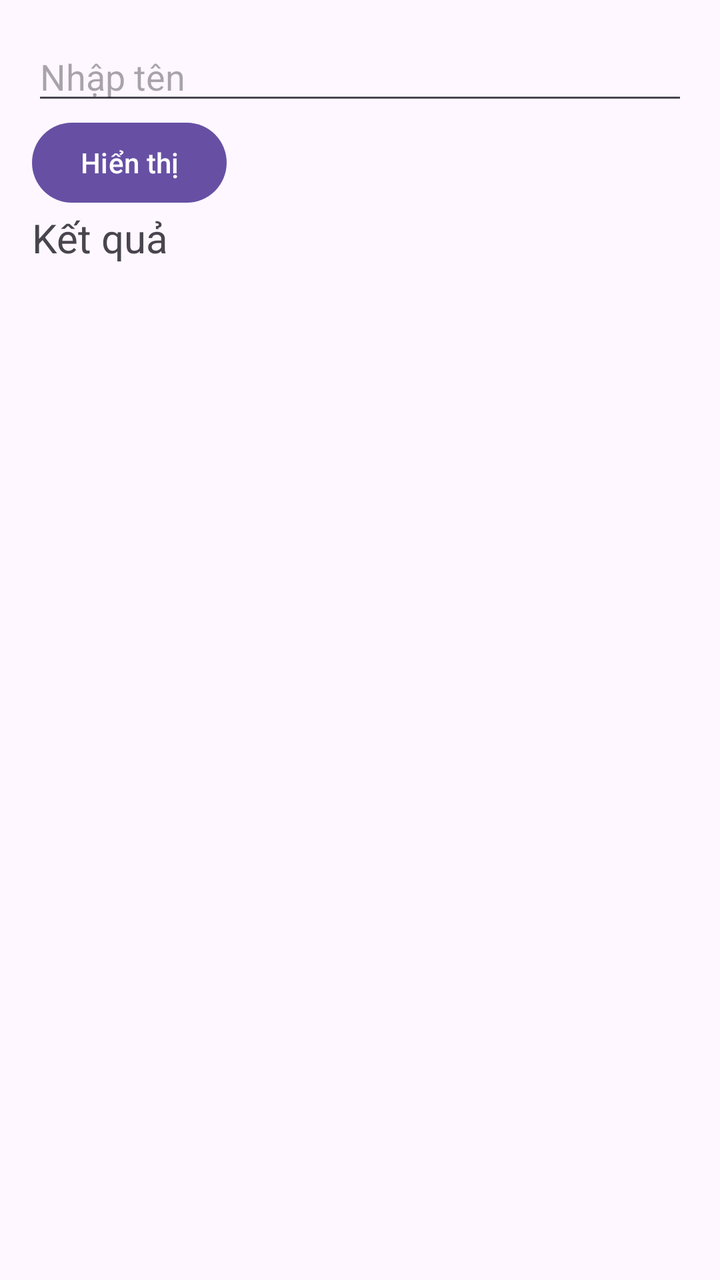
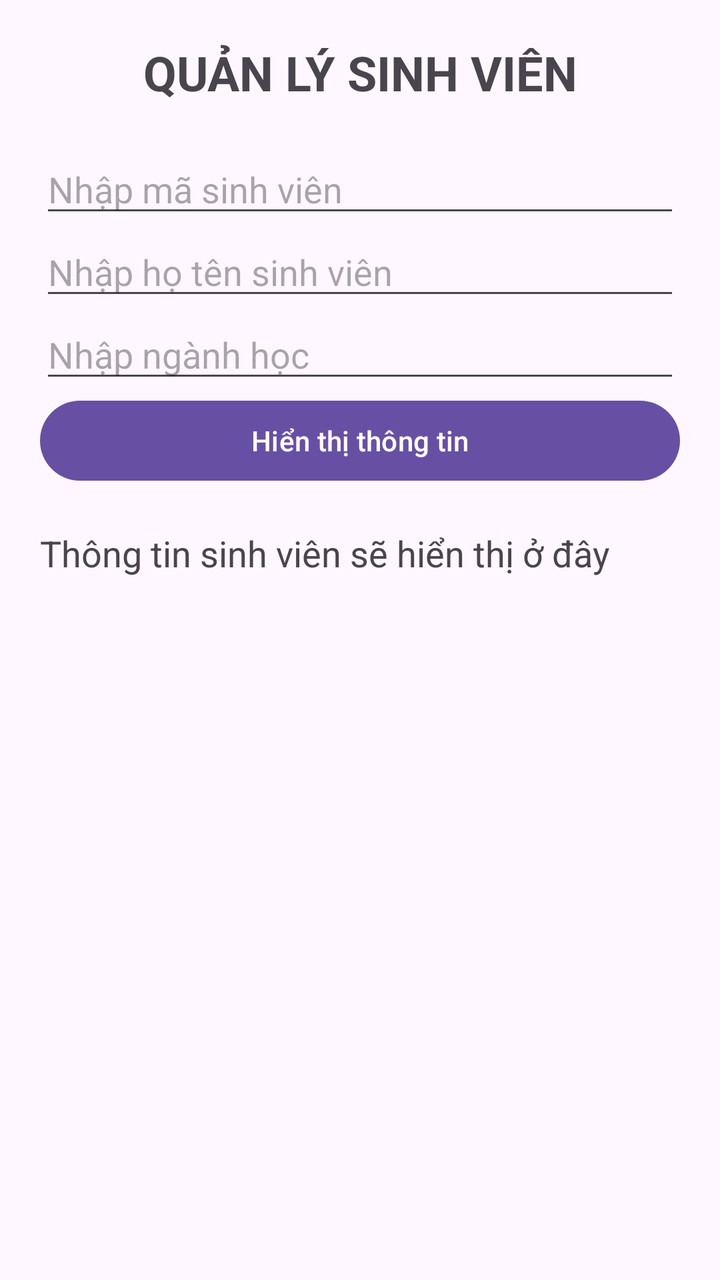

Screens rendered from an Android XML layout before and after an edit, with the pre-edit source and the edit as a unified diff.
<!-- AndroidManifest.xml: application theme Theme.MyApplication -->
<!-- res/layout/activity_main.xml -->
<?xml version="1.0" encoding="utf-8"?>
<LinearLayout
        xmlns:android="http://schemas.android.com/apk/res/android"
        android:layout_width="match_parent"
        android:layout_height="match_parent"
        android:orientation="vertical"
        android:padding="16dp">

    <EditText
            android:id="@+id/edtTen"
            android:layout_width="match_parent"
            android:layout_height="wrap_content"
            android:hint="Nhập tên" />

    <Button
            android:id="@+id/btnHienThi"
            android:layout_width="wrap_content"
            android:layout_height="wrap_content"
            android:text="Hiển thị" />

    <TextView
            android:id="@+id/txtKetQua"
            android:layout_width="match_parent"
            android:layout_height="wrap_content"
            android:text="Kết quả"
            android:textSize="20sp" />

</LinearLayout>
<!-- resources referenced by this layout -->
<resources>
  <style name="Theme.MyApplication" parent="Base.Theme.MyApplication" />
  <style name="Base.Theme.MyApplication" parent="Theme.Material3.DayNight.NoActionBar">
          
          
      </style>
</resources>

<!-- the commit's change to res/layout/activity_main.xml (unified diff, before → after) -->
@@ -4,25 +4,50 @@
         android:layout_width="match_parent"
         android:layout_height="match_parent"
         android:orientation="vertical"
-        android:padding="16dp">
+        android:padding="20dp">
+
+    <TextView
+            android:layout_width="match_parent"
+            android:layout_height="wrap_content"
+            android:text="QUẢN LÝ SINH VIÊN"
+            android:textSize="24sp"
+            android:textStyle="bold"
+            android:gravity="center"
+            android:layout_marginBottom="20dp" />
+
+    <EditText
+            android:id="@+id/edtMaSV"
+            android:layout_width="match_parent"
+            android:layout_height="wrap_content"
+            android:hint="Nhập mã sinh viên"
+            android:inputType="text" />
 
     <EditText
             android:id="@+id/edtTen"
             android:layout_width="match_parent"
             android:layout_height="wrap_content"
-            android:hint="Nhập tên" />
+            android:hint="Nhập họ tên sinh viên"
+            android:inputType="textCapWords" />
+
+    <EditText
+            android:id="@+id/edtNganh"
+            android:layout_width="match_parent"
+            android:layout_height="wrap_content"
+            android:hint="Nhập ngành học"
+            android:inputType="textCapWords" />
 
     <Button
             android:id="@+id/btnHienThi"
-            android:layout_width="wrap_content"
+            android:layout_width="match_parent"
             android:layout_height="wrap_content"
-            android:text="Hiển thị" />
+            android:text="Hiển thị thông tin" />
 
     <TextView
             android:id="@+id/txtKetQua"
             android:layout_width="match_parent"
             android:layout_height="wrap_content"
-            android:text="Kết quả"
-            android:textSize="20sp" />
+            android:text="Thông tin sinh viên sẽ hiển thị ở đây"
+            android:textSize="18sp"
+            android:layout_marginTop="20dp" />
 
 </LinearLayout>
